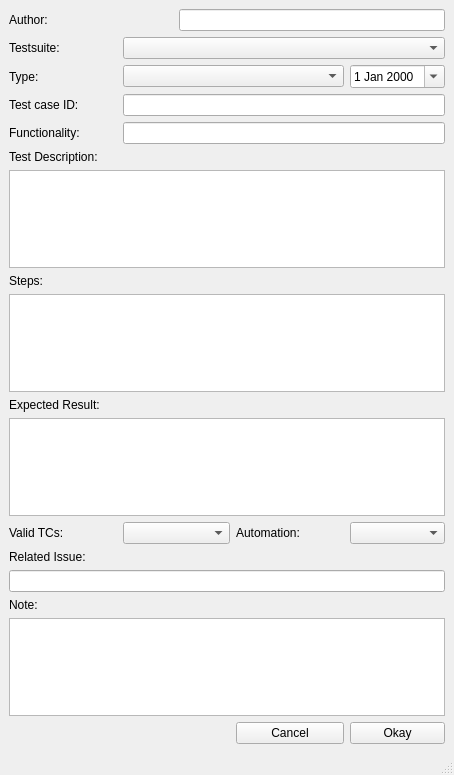
First picture: the form in TCCreator/mainwindow.ui, repository seinzG/TCC, before the edit.
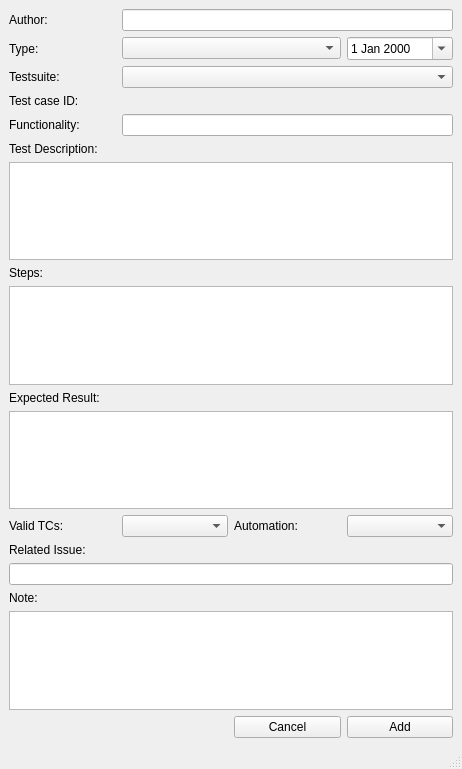
Second picture: the form after the edit.

```diff
--- a/TCCreator/mainwindow.ui
+++ b/TCCreator/mainwindow.ui
@@ -6,8 +6,8 @@
    <rect>
     <x>0</x>
     <y>0</y>
-    <width>454</width>
-    <height>775</height>
+    <width>462</width>
+    <height>769</height>
    </rect>
   </property>
   <property name="windowTitle">
@@ -17,57 +17,56 @@
    <layout class="QGridLayout" name="gridLayout_2">
     <item row="0" column="0">
      <layout class="QGridLayout" name="gridLayout">
-      <item row="15" column="0" colspan="2">
-       <widget class="QLabel" name="label_9">
-        <property name="text">
-         <string>Valid TCs:</string>
+      <item row="3" column="1" colspan="3">
+       <widget class="QStackedWidget" name="stackedWidget">
+        <property name="currentIndex">
+         <number>1</number>
         </property>
-        <property name="scaledContents">
-         <bool>false</bool>
-        </property>
+        <widget class="QWidget" name="page_3"/>
+        <widget class="QWidget" name="page_4"/>
        </widget>
       </item>
-      <item row="4" column="2" colspan="5">
-       <widget class="QComboBox" name="testSuite_cb"/>
-      </item>
       <item row="4" column="0">
-       <widget class="QLabel" name="label_4">
-        <property name="text">
-         <string>Testsuite:</string>
-        </property>
-       </widget>
-      </item>
-      <item row="1" column="0" colspan="2">
-       <widget class="QLabel" name="label">
-        <property name="text">
-         <string>Author:</string>
-        </property>
-        <property name="scaledContents">
-         <bool>false</bool>
-        </property>
-       </widget>
-      </item>
-      <item row="14" column="0" colspan="7">
-       <widget class="QPlainTextEdit" name="plainTextEdit_3"/>
-      </item>
-      <item row="17" column="0" colspan="7">
-       <widget class="QLineEdit" name="lineEdit_5"/>
-      </item>
-      <item row="7" column="0" rowspan="2" colspan="2">
        <widget class="QLabel" name="label_13">
         <property name="text">
          <string>Functionality:</string>
         </property>
        </widget>
       </item>
-      <item row="9" column="0" colspan="2">
-       <widget class="QLabel" name="label_6">
+      <item row="14" column="0" colspan="4">
+       <widget class="QLineEdit" name="ri_le"/>
+      </item>
+      <item row="10" column="0">
+       <widget class="QLabel" name="label_8">
         <property name="text">
-         <string>Test Description:</string>
+         <string>Expected Result:</string>
         </property>
        </widget>
       </item>
-      <item row="5" column="2" colspan="4">
+      <item row="12" column="1">
+       <widget class="QComboBox" name="valid_cb"/>
+      </item>
+      <item row="12" column="0">
+       <widget class="QLabel" name="label_9">
+        <property name="text">
+         <string>Valid TCs:</string>
+        </property>
+        <property name="scaledContents">
+         <bool>false</bool>
+        </property>
+       </widget>
+      </item>
+      <item row="16" column="0" colspan="4">
+       <widget class="QTextEdit" name="note_le"/>
+      </item>
+      <item row="17" column="2">
+       <widget class="QPushButton" name="pushButton">
+        <property name="text">
+         <string>Cancel</string>
+        </property>
+       </widget>
+      </item>
+      <item row="1" column="1" colspan="2">
        <widget class="QComboBox" name="type_cb">
         <property name="minimumSize">
          <size>
@@ -77,57 +76,41 @@
         </property>
        </widget>
       </item>
-      <item row="19" column="0" colspan="7">
-       <widget class="QPlainTextEdit" name="plainTextEdit_4"/>
-      </item>
-      <item row="6" column="0" colspan="2">
+      <item row="3" column="0">
        <widget class="QLabel" name="label_5">
         <property name="text">
          <string>Test case ID:</string>
         </property>
        </widget>
       </item>
-      <item row="15" column="2" colspan="2">
-       <widget class="QComboBox" name="valid_cb"/>
-      </item>
-      <item row="5" column="6">
-       <widget class="QDateEdit" name="dateEdit">
-        <property name="calendarPopup">
-         <bool>true</bool>
+      <item row="5" column="0">
+       <widget class="QLabel" name="label_6">
+        <property name="text">
+         <string>Test Description:</string>
         </property>
        </widget>
       </item>
-      <item row="18" column="0" colspan="2">
-       <widget class="QLabel" name="label_12">
+      <item row="0" column="1" colspan="3">
+       <widget class="QLineEdit" name="author_line"/>
+      </item>
+      <item row="13" column="0">
+       <widget class="QLabel" name="label_11">
         <property name="text">
-         <string>Note:</string>
+         <string>Related Issue:</string>
         </property>
        </widget>
       </item>
-      <item row="11" column="0" colspan="2">
+      <item row="11" column="0" colspan="4">
+       <widget class="QTextEdit" name="er_le"/>
+      </item>
+      <item row="8" column="0">
        <widget class="QLabel" name="label_7">
         <property name="text">
          <string>Steps:</string>
         </property>
        </widget>
       </item>
-      <item row="7" column="2" rowspan="2" colspan="5">
-       <widget class="QLineEdit" name="lineEdit_4"/>
-      </item>
-      <item row="6" column="2" colspan="5">
-       <widget class="QLineEdit" name="testCaseID_line"/>
-      </item>
-      <item row="13" column="0" colspan="2">
-       <widget class="QLabel" name="label_8">
-        <property name="text">
-         <string>Expected Result:</string>
-        </property>
-       </widget>
-      </item>
-      <item row="10" column="0" colspan="7">
-       <widget class="QPlainTextEdit" name="plainTextEdit"/>
-      </item>
-      <item row="15" column="4" colspan="2">
+      <item row="12" column="2">
        <widget class="QLabel" name="label_10">
         <property name="text">
          <string>Automation:</string>
@@ -137,24 +120,36 @@
         </property>
        </widget>
       </item>
-      <item row="20" column="6">
-       <widget class="QPushButton" name="pushButton_2">
+      <item row="6" column="0" colspan="4">
+       <widget class="QTextEdit" name="testDes_le"/>
+      </item>
+      <item row="2" column="1" colspan="3">
+       <widget class="QComboBox" name="testSuite_cb"/>
+      </item>
+      <item row="4" column="1" colspan="3">
+       <widget class="QLineEdit" name="func_le"/>
+      </item>
+      <item row="0" column="0">
+       <widget class="QLabel" name="label">
         <property name="text">
-         <string>Okay</string>
+         <string>Author:</string>
+        </property>
+        <property name="scaledContents">
+         <bool>false</bool>
         </property>
        </widget>
       </item>
-      <item row="15" column="6">
+      <item row="12" column="3">
        <widget class="QComboBox" name="autoAvai_cb"/>
       </item>
-      <item row="20" column="4" colspan="2">
-       <widget class="QPushButton" name="pushButton">
-        <property name="text">
-         <string>Cancel</string>
+      <item row="1" column="3">
+       <widget class="QDateEdit" name="dateEdit">
+        <property name="calendarPopup">
+         <bool>true</bool>
         </property>
        </widget>
       </item>
-      <item row="5" column="0">
+      <item row="1" column="0">
        <widget class="QLabel" name="label_2">
         <property name="text">
          <string>Type:</string>
@@ -164,18 +159,29 @@
         </property>
        </widget>
       </item>
-      <item row="16" column="0" colspan="2">
-       <widget class="QLabel" name="label_11">
+      <item row="15" column="0">
+       <widget class="QLabel" name="label_12">
         <property name="text">
-         <string>Related Issue:</string>
+         <string>Note:</string>
         </property>
        </widget>
       </item>
-      <item row="12" column="0" colspan="7">
-       <widget class="QPlainTextEdit" name="plainTextEdit_2"/>
+      <item row="2" column="0">
+       <widget class="QLabel" name="label_4">
+        <property name="text">
+         <string>Testsuite:</string>
+        </property>
+       </widget>
       </item>
-      <item row="1" column="3" colspan="4">
-       <widget class="QLineEdit" name="author_line"/>
+      <item row="9" column="0" colspan="4">
+       <widget class="QTextEdit" name="steps_le"/>
+      </item>
+      <item row="17" column="3">
+       <widget class="QPushButton" name="pushButton_2">
+        <property name="text">
+         <string>Add</string>
+        </property>
+       </widget>
       </item>
      </layout>
     </item>
```
Left out of the diff: 4 changed lines with no effect on the pictures.
